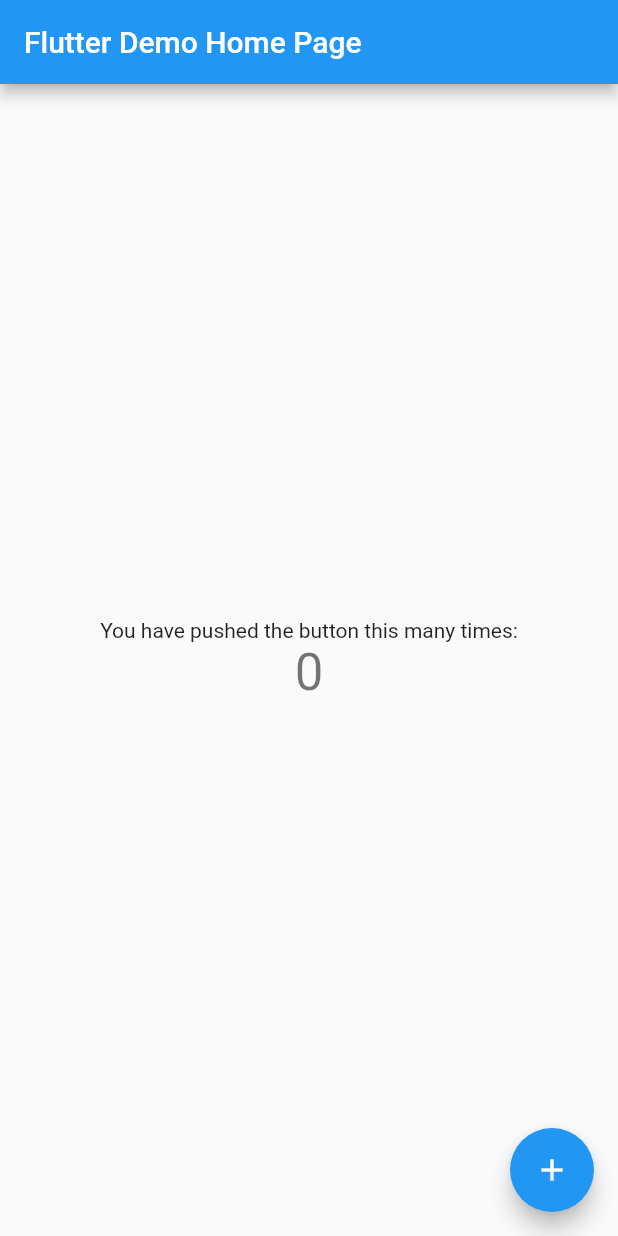
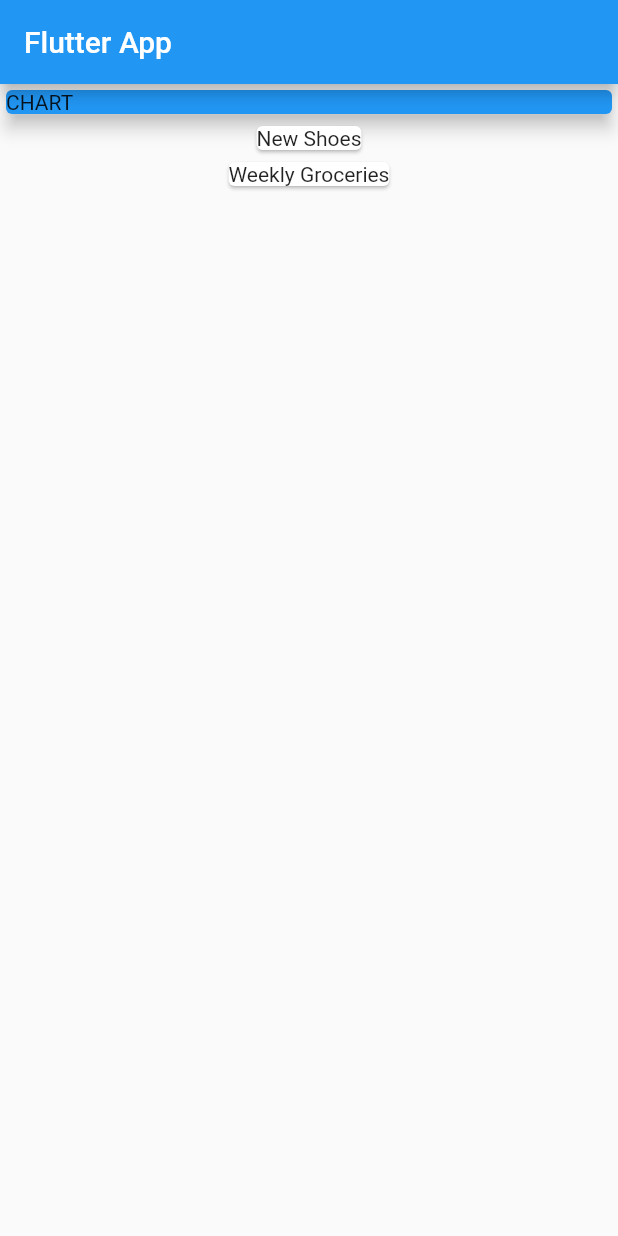
Before and after one commit to pmbrull/flutter-personal-expenses-app, a Flutter app: the screen it shows after launch, on a phone screen of 412 x 824 dp. Run offline on Flutter 3.47's test engine with Material 2 defaults, Android fonts, the phone set to English and light mode, and no system bars.

```diff
--- a/lib/main.dart
+++ b/lib/main.dart
@@ -1,117 +1,60 @@
 import 'package:flutter/material.dart';
 
-void main() {
-  runApp(MyApp());
-}
+import './transaction.dart';
+
+void main() => runApp(MyApp());
 
 class MyApp extends StatelessWidget {
-  // This widget is the root of your application.
   @override
   Widget build(BuildContext context) {
     return MaterialApp(
-      title: 'Flutter Demo',
-      theme: ThemeData(
-        // This is the theme of your application.
-        //
-        // Try running your application with "flutter run". You'll see the
-        // application has a blue toolbar. Then, without quitting the app, try
-        // changing the primarySwatch below to Colors.green and then invoke
-        // "hot reload" (press "r" in the console where you ran "flutter run",
-        // or simply save your changes to "hot reload" in a Flutter IDE).
-        // Notice that the counter didn't reset back to zero; the application
-        // is not restarted.
-        primarySwatch: Colors.blue,
-        // This makes the visual density adapt to the platform that you run
-        // the app on. For desktop platforms, the controls will be smaller and
-        // closer together (more dense) than on mobile platforms.
-        visualDensity: VisualDensity.adaptivePlatformDensity,
-      ),
-      home: MyHomePage(title: 'Flutter Demo Home Page'),
+      title: 'Flutter App',
+      home: MyHomePage(),
     );
   }
 }
 
-class MyHomePage extends StatefulWidget {
-  MyHomePage({Key key, this.title}) : super(key: key);
-
-  // This widget is the home page of your application. It is stateful, meaning
-  // that it has a State object (defined below) that contains fields that affect
-  // how it looks.
-
-  // This class is the configuration for the state. It holds the values (in this
-  // case the title) provided by the parent (in this case the App widget) and
-  // used by the build method of the State. Fields in a Widget subclass are
-  // always marked "final".
-
-  final String title;
-
-  @override
-  _MyHomePageState createState() => _MyHomePageState();
-}
-
-class _MyHomePageState extends State<MyHomePage> {
-  int _counter = 0;
-
-  void _incrementCounter() {
-    setState(() {
-      // This call to setState tells the Flutter framework that something has
-      // changed in this State, which causes it to rerun the build method below
-      // so that the display can reflect the updated values. If we changed
-      // _counter without calling setState(), then the build method would not be
-      // called again, and so nothing would appear to happen.
-      _counter++;
-    });
-  }
+class MyHomePage extends StatelessWidget {
+  final List<Transaction> transactions = [
+    Transaction(
+      id: 't1',
+      title: 'New Shoes',
+      amount: 69.99,
+      date: DateTime.now(),
+    ),
+    Transaction(
+      id: 't2',
+      title: 'Weekly Groceries',
+      amount: 16.53,
+      date: DateTime.now(),
+    ),
+  ];
 
   @override
   Widget build(BuildContext context) {
-    // This method is rerun every time setState is called, for instance as done
-    // by the _incrementCounter method above.
-    //
-    // The Flutter framework has been optimized to make rerunning build methods
-    // fast, so that you can just rebuild anything that needs updating rather
-    // than having to individually change instances of widgets.
     return Scaffold(
       appBar: AppBar(
-        // Here we take the value from the MyHomePage object that was created by
-        // the App.build method, and use it to set our appbar title.
-        title: Text(widget.title),
+        title: Text('Flutter App'),
       ),
-      body: Center(
-        // Center is a layout widget. It takes a single child and positions it
-        // in the middle of the parent.
-        child: Column(
-          // Column is also a layout widget. It takes a list of children and
-          // arranges them vertically. By default, it sizes itself to fit its
-          // children horizontally, and tries to be as tall as its parent.
-          //
-          // Invoke "debug painting" (press "p" in the console, choose the
-          // "Toggle Debug Paint" action from the Flutter Inspector in Android
-          // Studio, or the "Toggle Debug Paint" command in Visual Studio Code)
-          // to see the wireframe for each widget.
-          //
-          // Column has various properties to control how it sizes itself and
-          // how it positions its children. Here we use mainAxisAlignment to
-          // center the children vertically; the main axis here is the vertical
-          // axis because Columns are vertical (the cross axis would be
-          // horizontal).
-          mainAxisAlignment: MainAxisAlignment.center,
-          children: <Widget>[
-            Text(
-              'You have pushed the button this many times:',
+      body: Column(
+        children: <Widget>[
+          Container(
+            width: double.infinity,
+            child: Card(
+              // by default assumes the size of its child
+              color: Colors.blue,
+              child: Text('CHART'),
+              elevation: 5,
             ),
-            Text(
-              '$_counter',
-              style: Theme.of(context).textTheme.headline4,
-            ),
-          ],
-        ),
+          ),
+          Column(
+              children: transactions.map((tx) {
+            return Card(
+              child: Text(tx.title),
+            );
+          }).toList()),
+        ],
       ),
-      floatingActionButton: FloatingActionButton(
-        onPressed: _incrementCounter,
-        tooltip: 'Increment',
-        child: Icon(Icons.add),
-      ), // This trailing comma makes auto-formatting nicer for build methods.
     );
   }
 }
--- /dev/null
+++ b/lib/transaction.dart
@@ -0,0 +1,16 @@
+import 'package:flutter/foundation.dart';
+
+class Transaction {
+  final String id;
+  final String title;
+  final double amount;
+  final DateTime date;
+
+  Transaction({
+    @required this.id,
+    @required this.title,
+    @required this.amount,
+    @required this.date,
+  });
+
+}
```
Also changed, not shown: 1 other file.
